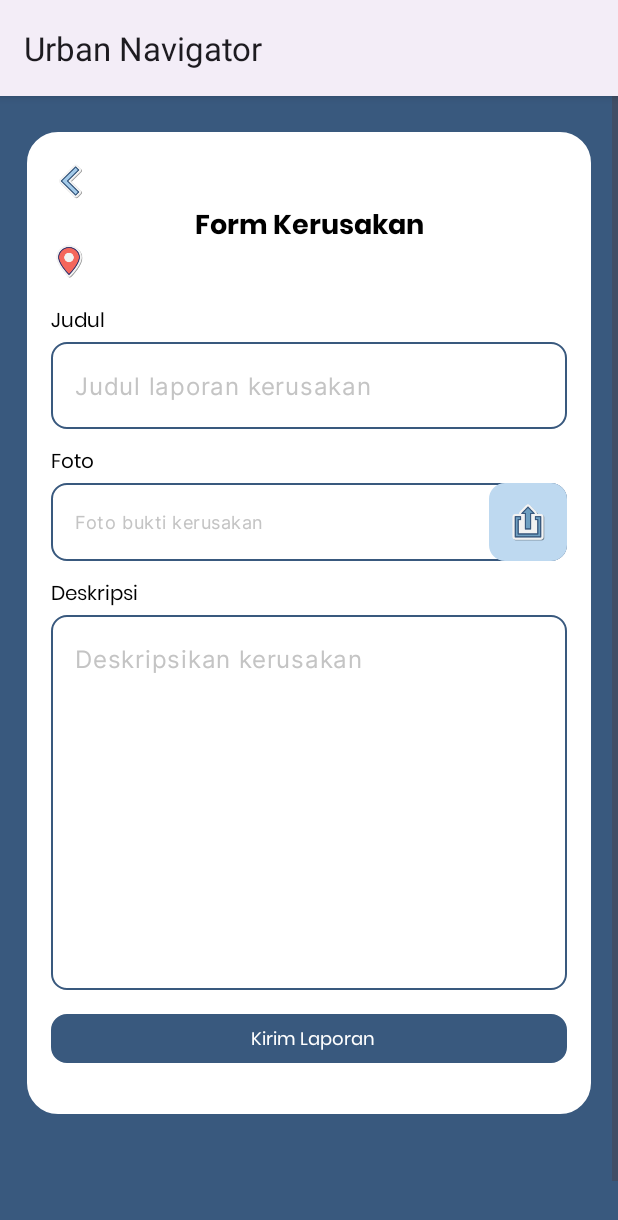
After one commit to ramapulse/UrbanNavigator, an Android app: the fragment FormKerusakanFragment shown on its own in the app's theme, on a phone screen of 412 x 824 dp. The commit adds this screen. Shown: the top 1220 px of the screen. Run offline under Robolectric (Android 15) with nearby library versions, the phone set to English and light mode, and no system bars; our stand-ins replace Firebase (no records; nobody signed in at launch, a user with empty details on screens opened directly); libraries missing offline, so code that uses them is left out: com.github.dhaval2404.imagepicker; pictures from the network do not load; 3 statements that could not run were skipped.

Commit message:
Form Kerusakan
Tambah layout dan fitur kirim form kerusakan

```diff
--- a/app/src/main/java/com/android/urbannavigator/data/model/FormKerusakan.kt
+++ b/app/src/main/java/com/android/urbannavigator/data/model/FormKerusakan.kt
@@ -9,6 +9,7 @@ data class FormKerusakan(
     val tamanId: String,
     val userId: String,
     val judul: String,
+    val gambar: String,
     val deskripsi: String,
-    val tanggal: String
+    val waktu: Long
 ): Parcelable
--- a/app/src/main/java/com/android/urbannavigator/presentation/park/ParkDetailFragment.kt
+++ b/app/src/main/java/com/android/urbannavigator/presentation/park/ParkDetailFragment.kt
@@ -47,6 +47,11 @@ class ParkDetailFragment : Fragment() {
         binding.btnLihatUlasan.setOnClickListener {
             val toUlasanFragment = ParkDetailFragmentDirections.actionParkDetailFragmentToUlasanFragment(dataName)
             findNavController().navigate(toUlasanFragment)
+        }
+
+        binding.btnReportForm.setOnClickListener {
+            val toLaporan = ParkDetailFragmentDirections.actionParkDetailFragmentToFormKerusakanFragment(dataName)
+            findNavController().navigate(toLaporan)
         }
 
         val eventAdapter = EventAdapter{ event ->
--- /dev/null
+++ b/app/src/main/res/drawable/whitebox_with_radius.xml
@@ -0,0 +1,9 @@
+<?xml version="1.0" encoding="utf-8"?>
+<shape xmlns:android="http://schemas.android.com/apk/res/android"
+    android:shape="rectangle">
+    <stroke
+        android:width="1dp"
+        android:color="@color/white" />
+    <corners android:radius="20dp" />
+    <solid android:color="@color/white" />
+</shape>
--- /dev/null
+++ b/app/src/main/res/layout/fragment_form_kerusakan.xml
@@ -0,0 +1,307 @@
+<?xml version="1.0" encoding="utf-8"?>
+<androidx.constraintlayout.widget.ConstraintLayout xmlns:android="http://schemas.android.com/apk/res/android"
+    xmlns:tools="http://schemas.android.com/tools"
+    xmlns:app="http://schemas.android.com/apk/res-auto"
+    android:layout_width="match_parent"
+    android:layout_height="match_parent"
+    android:background="@color/deep_blue_two"
+    tools:context=".presentation.park.FormKerusakanFragment">
+
+    <ImageView
+        android:id="@+id/ivParkImage"
+        android:layout_width="0dp"
+        android:layout_height="0dp"
+        app:layout_constraintStart_toStartOf="parent"
+        app:layout_constraintTop_toTopOf="parent"
+        app:layout_constraintEnd_toEndOf="parent"
+        app:layout_constraintDimensionRatio="3:2"
+        tools:src="@tools:sample/avatars"
+        android:scaleType="centerCrop"
+        />
+
+    <ScrollView
+        android:layout_width="match_parent"
+        android:layout_height="match_parent">
+
+        <androidx.constraintlayout.widget.ConstraintLayout
+            android:layout_width="match_parent"
+            android:layout_height="wrap_content"
+            android:paddingBottom="120dp"
+            >
+
+            <LinearLayout
+                android:layout_width="match_parent"
+                android:layout_height="wrap_content"
+                android:orientation="vertical"
+                android:layout_marginHorizontal="18dp"
+                android:layout_marginTop="24dp"
+                android:background="@drawable/whitebox_with_radius"
+                android:paddingBottom="18dp"
+                android:paddingHorizontal="16dp"
+                app:layout_constraintStart_toStartOf="parent"
+                app:layout_constraintTop_toTopOf="parent"
+                app:layout_constraintEnd_toEndOf="parent"
+                >
+
+            <ImageView
+                android:id="@+id/btnBack"
+                android:layout_width="25dp"
+                android:layout_height="25dp"
+                app:layout_constraintStart_toStartOf="parent"
+                app:layout_constraintTop_toTopOf="parent"
+                android:layout_marginTop="20dp"
+                android:src="@drawable/btn_back"
+                />
+
+                <TextView
+                    android:layout_width="match_parent"
+                    android:layout_height="wrap_content"
+                    android:text="Form Kerusakan"
+                    android:textAlignment="center"
+                    android:layout_marginTop="4dp"
+                    app:layout_constraintStart_toStartOf="parent"
+                    app:layout_constraintTop_toTopOf="parent"
+                    android:fontFamily="@font/poppins_bold"
+                    android:textSize="18sp"
+                    android:includeFontPadding="false"
+                    android:textColor="@color/black"
+                    />
+
+                <LinearLayout
+                    android:id="@+id/layoutTaman"
+                    android:layout_width="match_parent"
+                    android:layout_height="wrap_content"
+                    android:orientation="horizontal"
+                    app:layout_constraintStart_toStartOf="parent"
+                    app:layout_constraintEnd_toEndOf="parent"
+                    android:gravity="center"
+                    app:layout_constraintTop_toBottomOf="@id/ratingTaman"
+                    >
+                    <ImageView
+                        android:layout_width="24dp"
+                        android:layout_height="24dp"
+                        android:src="@drawable/ic_location"
+                        />
+
+                    <TextView
+                        android:id="@+id/tvNamaTaman"
+                        android:layout_width="0dp"
+                        android:layout_height="wrap_content"
+                        android:layout_weight="1"
+                        android:layout_marginStart="6dp"
+                        android:includeFontPadding="false"
+                        tools:text="Taman Patung NuArt"
+                        android:textSize="12sp"
+                        android:fontFamily="@font/poppins"
+                        android:textColor="@color/deep_blue_two"
+                        />
+                </LinearLayout>
+
+                <TextView
+                    android:layout_width="match_parent"
+                    android:layout_height="wrap_content"
+                    android:text="Judul"
+                    android:fontFamily="@font/poppins"
+                    android:textColor="@color/black"
+                    android:textSize="13sp"
+                    android:includeFontPadding="false"
+                    android:layout_marginTop="18dp"
+                    />
+
+                <com.google.android.material.textfield.TextInputLayout
+                    android:id="@+id/etJudul"
+                    android:hint=" "
+                    android:layout_width="match_parent"
+                    android:layout_height="wrap_content">
+
+                    <com.google.android.material.textfield.TextInputEditText
+                        android:layout_width="match_parent"
+                        android:layout_height="wrap_content"
+                        android:background="@drawable/edit_text_box"
+                        android:fontFamily="@font/inter"
+                        android:hint="Judul laporan kerusakan"
+                        android:textColor="@color/black"
+                        android:textColorHint="@color/gray_two"
+                        android:inputType="text" />
+                </com.google.android.material.textfield.TextInputLayout>
+
+                <TextView
+                    android:layout_width="match_parent"
+                    android:layout_height="wrap_content"
+                    android:text="Foto"
+                    android:fontFamily="@font/poppins"
+                    android:textColor="@color/black"
+                    android:textSize="13sp"
+                    android:includeFontPadding="false"
+                    android:layout_marginTop="12dp"
+                    />
+
+                <androidx.constraintlayout.widget.ConstraintLayout
+                    android:id="@+id/layoutImageNotUploaded"
+                    android:layout_width="match_parent"
+                    android:visibility="visible"
+                    android:layout_height="wrap_content">
+
+                    <com.google.android.material.textfield.TextInputLayout
+                        android:id="@+id/etKerusakanPhoto"
+                        android:hint=" "
+                        android:layout_width="match_parent"
+                        app:layout_constraintStart_toStartOf="parent"
+                        app:layout_constraintEnd_toEndOf="parent"
+                        app:layout_constraintTop_toTopOf="parent"
+                        android:layout_height="wrap_content">
+
+                        <com.google.android.material.textfield.TextInputEditText
+                            android:layout_width="match_parent"
+                            android:layout_height="wrap_content"
+                            android:background="@drawable/edit_text_box"
+                            android:fontFamily="@font/inter"
+                            android:hint="Foto bukti kerusakan"
+                            android:textColor="@color/black"
+                            android:textSize="12sp"
+                            android:textColorHint="@color/gray_two"
+                            android:editable="false"
+                            android:inputType="none" />
+                    </com.google.android.material.textfield.TextInputLayout>
+
+                    <ImageView
+                        android:id="@+id/btnUpload"
+                        android:layout_width="0dp"
+                        android:layout_height="0dp"
+                        app:layout_constraintEnd_toEndOf="parent"
+                        app:layout_constraintTop_toTopOf="parent"
+                        app:layout_constraintDimensionRatio="1:1"
+                        android:src="@drawable/bluetrans_box_10"
+                        android:layout_marginTop="5dp"
+                        app:layout_constraintBottom_toBottomOf="parent"
+                        />
+
+                    <ImageView
+                        android:layout_width="28dp"
+                        android:layout_height="28dp"
+                        app:layout_constraintEnd_toEndOf="@id/btnUpload"
+                        app:layout_constraintTop_toTopOf="@id/btnUpload"
+                        app:layout_constraintDimensionRatio="1:1"
+                        android:src="@drawable/img_btn_upload"
+                        app:layout_constraintStart_toStartOf="@id/btnUpload"
+                        app:layout_constraintBottom_toBottomOf="@id/btnUpload"
+                        />
+
+                </androidx.constraintlayout.widget.ConstraintLayout>
+
+                <androidx.constraintlayout.widget.ConstraintLayout
+                    android:id="@+id/layoutImageUploaded"
+                    android:layout_width="match_parent"
+                    android:visibility="gone"
+                    android:layout_height="wrap_content">
+
+                    <ImageView
+                        android:id="@+id/ivBorder"
+                        android:layout_width="0dp"
+                        android:layout_height="0dp"
+                        android:src="@drawable/edit_text_box"
+                        app:layout_constraintStart_toStartOf="parent"
+                        app:layout_constraintEnd_toEndOf="parent"
+                        android:layout_marginTop="-1dp"
+                        android:layout_marginBottom="-1dp"
+                        app:layout_constraintBottom_toBottomOf="@id/ivPhotoUploaded"
+                        app:layout_constraintTop_toTopOf="@id/ivPhotoUploaded"
+                        />
+
+                    <com.google.android.material.imageview.ShapeableImageView
+                        android:id="@+id/ivPhotoUploaded"
+                        android:layout_width="match_parent"
+                        android:layout_height="wrap_content"
+                        app:layout_constraintStart_toStartOf="parent"
+                        app:layout_constraintEnd_toEndOf="parent"
+                        app:layout_constraintTop_toTopOf="parent"
+                        android:layout_marginTop="5dp"
+                        app:shapeAppearance="@style/ShapeAppearanceOverlay.App.RectangleCornerRadius"
+                        android:layout_marginStart="1dp"
+                        android:layout_marginEnd="1dp"
+                        android:adjustViewBounds="true"
+                        tools:src="@tools:sample/avatars"
+                        />
+
+                    <ImageView
+                        android:id="@+id/btnUploadImageUploaded"
+                        android:layout_width="40dp"
+                        android:layout_height="40dp"
+                        android:layout_marginTop="5dp"
+                        app:layout_constraintEnd_toEndOf="parent"
+                        app:layout_constraintTop_toTopOf="parent"
+                        app:layout_constraintDimensionRatio="1:1"
+                        android:src="@drawable/bluetrans_box_10"
+                        />
+
+                    <ImageView
+                        android:layout_width="28dp"
+                        android:layout_height="28dp"
+                        app:layout_constraintEnd_toEndOf="@id/btnUploadImageUploaded"
+                        app:layout_constraintTop_toTopOf="@id/btnUploadImageUploaded"
+                        app:layout_constraintDimensionRatio="1:1"
+                        android:src="@drawable/img_btn_upload"
+                        app:layout_constraintStart_toStartOf="@id/btnUploadImageUploaded"
+                        app:layout_constraintBottom_toBottomOf="@id/btnUploadImageUploaded"
+                        />
+
+                </androidx.constraintlayout.widget.ConstraintLayout>
+
+                <TextView
+                    android:layout_width="match_parent"
+                    android:layout_height="wrap_content"
+                    android:text="Deskripsi"
+                    android:fontFamily="@font/poppins"
+                    android:textColor="@color/black"
+                    android:textSize="13sp"
+                    android:includeFontPadding="false"
+                    android:layout_marginTop="12dp"
+                    />
+
+                <com.google.android.material.textfield.TextInputLayout
+                    android:id="@+id/etDeskripsi"
+                    android:hint=" "
+                    android:layout_width="match_parent"
+                    android:layout_height="wrap_content">
+
+                    <com.google.android.material.textfield.TextInputEditText
+                        android:layout_width="match_parent"
+                        android:layout_height="250dp"
+                        android:background="@drawable/edit_text_box"
+                        android:fontFamily="@font/inter"
+                        android:hint="Deskripsikan kerusakan"
+                        android:textColor="@color/black"
+                        android:gravity="top"
+                        android:textColorHint="@color/gray_two" />
+                </com.google.android.material.textfield.TextInputLayout>
+
+                <LinearLayout
+                    android:id="@+id/btnSubmitLaporan"
+                    android:layout_width="match_parent"
+                    android:layout_height="wrap_content"
+                    android:orientation="horizontal"
+                    android:padding="8dp"
+                    android:background="@drawable/deepblue_box_10"
+                    android:layout_marginTop="16dp"
+                    android:layout_marginBottom="16dp"
+                    android:gravity="center"
+                    >
+                    <TextView
+                        android:layout_width="wrap_content"
+                        android:layout_height="wrap_content"
+                        android:layout_marginStart="6dp"
+                        android:includeFontPadding="false"
+                        android:text="Kirim Laporan"
+                        android:textSize="12sp"
+                        android:fontFamily="@font/poppins"
+                        android:textColor="@color/white"
+                        />
+                </LinearLayout>
+
+            </LinearLayout>
+
+        </androidx.constraintlayout.widget.ConstraintLayout>
+
+    </ScrollView>
+
+</androidx.constraintlayout.widget.ConstraintLayout>
--- a/app/src/main/res/layout/fragment_park_detail.xml
+++ b/app/src/main/res/layout/fragment_park_detail.xml
@@ -106,8 +106,8 @@
                 app:layout_constraintStart_toStartOf="parent"
                 app:layout_constraintTop_toBottomOf="@id/tvParkName"
                 android:numStars="5"
-                android:stepSize="0.5"
-                tools:rating = "2.5"
+                android:stepSize="0.05"
+                tools:rating = "3.6"
                 android:layout_marginStart="12dp"
                 android:layout_marginTop="4dp"
                 style="?android:attr/ratingBarStyleSmall"
--- a/app/src/main/res/layout/fragment_ulasan.xml
+++ b/app/src/main/res/layout/fragment_ulasan.xml
@@ -89,7 +89,7 @@
                         app:layout_constraintTop_toTopOf="parent"
                         app:layout_constraintBottom_toBottomOf="parent"
                         android:numStars="5"
-                        android:stepSize="0.5"
+                        android:stepSize="0.05"
                         tools:rating = "2.5"
                         android:layout_marginEnd="12dp"
                         style="?android:attr/ratingBarStyleSmall"
--- a/app/src/main/res/layout/item_layout_taman.xml
+++ b/app/src/main/res/layout/item_layout_taman.xml
@@ -67,7 +67,7 @@
             app:layout_constraintStart_toStartOf="parent"
             app:layout_constraintTop_toBottomOf="@id/tvDescTaman"
             android:numStars="5"
-            android:stepSize="0.5"
+            android:stepSize="0.05"
             tools:rating = "2.5"
             android:layout_marginStart="8dp"
             android:layout_marginTop="4dp"
```
Also changed, not shown: app/src/main/java/com/android/urbannavigator/data/model/Komentar.kt (added, +13 -0 lines), app/src/main/java/com/android/urbannavigator/presentation/park/FormKerusakanFragment.kt (added, +183 -0 lines), app/src/main/res/navigation/mobile_navigation.xml (+12 -0 lines).
